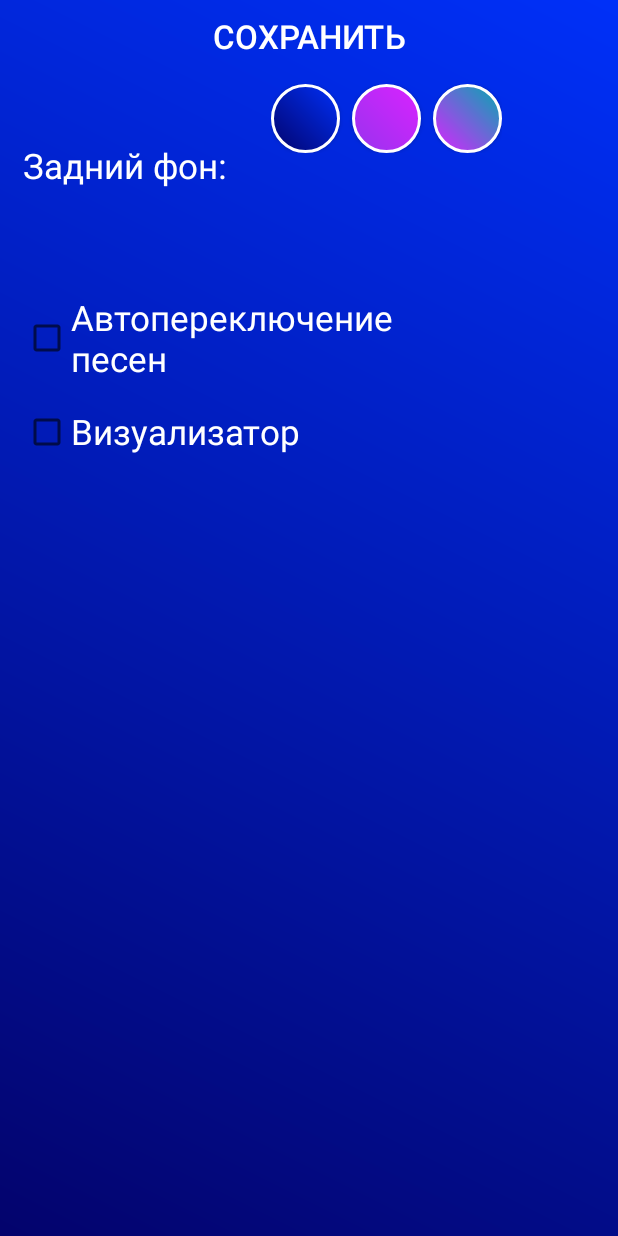
After one commit to MbshShmb/playerTcoy, an Android app: the SettingsActivity screen opened directly, with no data from a screen before it, on a phone screen of 412 x 824 dp. The commit adds this screen. Run offline under Robolectric (Android 15) with nearby library versions, the phone set to English and light mode, and no system bars; 1 statement that could not run was skipped.

Commit message:
Add settings, themes and visualizer

```diff
--- a/app/build.gradle
+++ b/app/build.gradle
@@ -34,12 +34,13 @@ android {
 }
 
 dependencies {
-
+    //noinspection GradleDependency
     implementation "org.jetbrains.kotlin:kotlin-stdlib:$kotlin_version"
     implementation 'androidx.core:core-ktx:1.3.2'
     implementation 'androidx.appcompat:appcompat:1.2.0'
     implementation 'com.google.android.material:material:1.3.0'
     implementation 'androidx.constraintlayout:constraintlayout:2.0.4'
+    implementation 'com.gauravk.audiovisualizer:audiovisualizer:0.9.2'
     testImplementation 'junit:junit:4.13.2'
     androidTestImplementation 'androidx.test.ext:junit:1.1.2'
     androidTestImplementation 'androidx.test.espresso:espresso-core:3.3.0'
--- /dev/null
+++ b/app/src/main/java/com/example/myapplication/SettingsActivity.kt
@@ -0,0 +1,49 @@
+package com.example.myapplication
+
+import android.annotation.SuppressLint
+import android.content.Intent
+import android.os.Build
+import androidx.appcompat.app.AppCompatActivity
+import android.os.Bundle
+import android.view.View
+import androidx.annotation.RequiresApi
+import kotlinx.android.synthetic.main.activity_settings.*
+
+class SettingsActivity : AppCompatActivity(), View.OnClickListener {
+    private var background = 0
+
+    @SuppressLint("UseCompatLoadingForDrawables")
+    @RequiresApi(Build.VERSION_CODES.LOLLIPOP)
+    override fun onCreate(savedInstanceState: Bundle?) {
+        super.onCreate(savedInstanceState)
+        setContentView(R.layout.activity_settings)
+
+        cLayout.background = getDrawable(intent.extras?.get("background") as Int)
+        isAutoNext.isChecked = intent.extras?.get("isAutoNext") == true
+        isVisualize.isChecked = intent.extras?.get("isVisualize") == true
+
+        done_button.setOnClickListener {
+            val intent = Intent()
+            intent.putExtra("background", background)
+            intent.putExtra("isAutoNext", isAutoNext.isChecked)
+            intent.putExtra("isVisualize", isVisualize.isChecked)
+            setResult(RESULT_OK, intent)
+            finish()
+        }
+
+        blue_button.setOnClickListener(this)
+        emerald_button.setOnClickListener(this)
+        purpleBlue_button.setOnClickListener(this)
+    }
+
+    @SuppressLint("UseCompatLoadingForDrawables")
+    @RequiresApi(Build.VERSION_CODES.LOLLIPOP)
+    override fun onClick(v: View?) {
+        when (v) {
+            blue_button -> background = R.drawable.gradient_background
+            emerald_button -> background = R.drawable.emerald_background
+            purpleBlue_button -> background = R.drawable.purple_blue_background
+        }
+        cLayout.background = getDrawable(background)
+    }
+}
--- /dev/null
+++ b/app/src/main/res/drawable-v24/emerald_button.xml
@@ -0,0 +1,19 @@
+<?xml version="1.0" encoding="utf-8"?>
+<shape xmlns:android="http://schemas.android.com/apk/res/android">
+    <gradient
+        android:startColor="#DA22FF"
+        android:endColor="#9733EE"
+        android:centerX="150"
+        android:angle="225"/>
+
+    <corners
+        android:radius="500dp"/>
+
+    <size
+        android:width="30dp"
+        android:height="30dp"/>
+
+    <stroke
+        android:color="@color/white"
+        android:width="2dp"/>
+</shape>
--- /dev/null
+++ b/app/src/main/res/drawable-v24/purple_blue_background.xml
@@ -0,0 +1,8 @@
+<?xml version="1.0" encoding="utf-8"?>
+<shape xmlns:android="http://schemas.android.com/apk/res/android">
+    <gradient
+        android:startColor="#02AAB0"
+        android:endColor="#DA22FF"
+        android:centerX="50"
+        android:angle="225"/>
+</shape>
--- /dev/null
+++ b/app/src/main/res/drawable-v24/purple_blue_button.xml
@@ -0,0 +1,19 @@
+<?xml version="1.0" encoding="utf-8"?>
+<shape xmlns:android="http://schemas.android.com/apk/res/android">
+    <gradient
+        android:startColor="#02AAB0"
+        android:endColor="#DA22FF"
+        android:centerX="150"
+        android:angle="225"/>
+
+    <corners
+        android:radius="500dp"/>
+
+    <size
+        android:width="30dp"
+        android:height="30dp"/>
+
+    <stroke
+        android:color="@color/white"
+        android:width="2dp"/>
+</shape>
--- /dev/null
+++ b/app/src/main/res/drawable/blue_button.xml
@@ -0,0 +1,18 @@
+<?xml version="1.0" encoding="utf-8"?>
+<shape xmlns:android="http://schemas.android.com/apk/res/android">
+    <gradient
+        android:startColor="#0030F8"
+        android:endColor="#03036c"
+        android:angle="225"/>
+
+    <corners
+        android:radius="500dp"/>
+
+    <size
+        android:width="30dp"
+        android:height="30dp"/>
+
+    <stroke
+        android:color="@color/white"
+        android:width="2dp"/>
+</shape>
--- /dev/null
+++ b/app/src/main/res/drawable/emerald_background.xml
@@ -0,0 +1,8 @@
+<?xml version="1.0" encoding="utf-8"?>
+<shape xmlns:android="http://schemas.android.com/apk/res/android">
+    <gradient
+        android:startColor="#DA22FF"
+        android:endColor="#9733EE"
+        android:centerX="50"
+        android:angle="225"/>
+</shape>
--- /dev/null
+++ b/app/src/main/res/layout/activity_settings.xml
@@ -0,0 +1,118 @@
+<?xml version="1.0" encoding="utf-8"?>
+<androidx.constraintlayout.widget.ConstraintLayout xmlns:android="http://schemas.android.com/apk/res/android"
+    xmlns:app="http://schemas.android.com/apk/res-auto"
+    xmlns:tools="http://schemas.android.com/tools"
+    android:id="@+id/cLayout"
+    android:layout_width="match_parent"
+    android:layout_height="match_parent"
+    android:background="@drawable/gradient_background"
+    tools:context=".SettingsActivity">
+
+    <Button
+        android:id="@+id/done_button"
+        android:layout_width="match_parent"
+        android:layout_height="wrap_content"
+        android:background="@android:color/transparent"
+        android:text="@string/done"
+        android:textColor="#FFFFFF"
+        android:textSize="22sp"
+        app:layout_constraintEnd_toEndOf="parent"
+        app:layout_constraintStart_toStartOf="parent"
+        app:layout_constraintTop_toTopOf="parent" />
+
+    <LinearLayout
+        android:id="@+id/linearLayout"
+        android:layout_width="154dp"
+        android:layout_height="wrap_content"
+        android:layout_marginStart="30dp"
+        android:layout_marginLeft="30dp"
+        android:layout_marginTop="8dp"
+        android:layout_marginEnd="78dp"
+        android:layout_marginRight="78dp"
+        android:orientation="horizontal"
+        app:layout_constraintEnd_toEndOf="parent"
+        app:layout_constraintStart_toEndOf="@+id/textView"
+        app:layout_constraintTop_toBottomOf="@+id/done_button">
+
+        <Button
+            android:id="@+id/blue_button"
+            android:layout_width="46dp"
+            android:layout_height="46dp"
+            android:layout_marginEnd="8dp"
+            android:layout_marginRight="8dp"
+            android:background="@drawable/blue_button"
+            android:textColor="#FFFFFF"
+            tools:ignore="ButtonStyle" />
+
+        <Button
+            android:id="@+id/emerald_button"
+            android:layout_width="46dp"
+            android:layout_height="46dp"
+            android:layout_marginEnd="8dp"
+            android:layout_marginRight="8dp"
+            android:background="@drawable/emerald_button"
+            tools:ignore="ButtonStyle" />
+
+        <Button
+            android:id="@+id/purpleBlue_button"
+            android:layout_width="46dp"
+            android:layout_height="46dp"
+            android:background="@drawable/purple_blue_button"
+            tools:ignore="ButtonStyle" />
+
+    </LinearLayout>
+
+    <TextView
+        android:id="@+id/textView"
+        android:layout_width="wrap_content"
+        android:layout_height="wrap_content"
+        android:layout_marginStart="15dp"
+        android:layout_marginLeft="15dp"
+        android:layout_marginTop="14dp"
+        android:layout_marginBottom="37dp"
+        android:text="@string/backgroundText"
+        android:textColor="#FFFFFF"
+        android:textSize="23sp"
+        app:layout_constraintBottom_toTopOf="@+id/isAutoNext"
+        app:layout_constraintStart_toStartOf="parent"
+        app:layout_constraintTop_toBottomOf="@+id/done_button"
+        tools:ignore="MissingConstraints" />
+
+    <CheckBox
+        android:id="@+id/isAutoNext"
+        android:layout_width="0dp"
+        android:layout_height="wrap_content"
+        android:layout_marginStart="15dp"
+        android:layout_marginLeft="15dp"
+        android:layout_marginEnd="86dp"
+        android:layout_marginRight="86dp"
+        android:layout_marginBottom="17dp"
+        android:checked="true"
+        android:text="@string/autoNext"
+        android:textColor="#FFFFFF"
+        android:textColorHint="#FFFFFF"
+        android:textSize="23sp"
+        app:layout_constraintBottom_toTopOf="@+id/isVisualize"
+        app:layout_constraintEnd_toEndOf="parent"
+        app:layout_constraintStart_toStartOf="parent" />
+
+    <CheckBox
+        android:id="@+id/isVisualize"
+        android:layout_width="0dp"
+        android:layout_height="wrap_content"
+        android:layout_marginStart="15dp"
+        android:layout_marginLeft="15dp"
+        android:layout_marginEnd="86dp"
+        android:layout_marginRight="86dp"
+        android:layout_marginBottom="520dp"
+        android:checked="true"
+        android:text="@string/vizualize"
+        android:textColor="#FFFFFF"
+        android:textColorHint="#FFFFFF"
+        android:textSize="23sp"
+        app:layout_constraintBottom_toBottomOf="parent"
+        app:layout_constraintEnd_toEndOf="parent"
+        app:layout_constraintHorizontal_bias="0.0"
+        app:layout_constraintStart_toStartOf="parent" />
+
+</androidx.constraintlayout.widget.ConstraintLayout>
--- a/app/src/main/res/values/strings.xml
+++ b/app/src/main/res/values/strings.xml
@@ -123,4 +123,8 @@
     <string name="past">past</string>
     <string name="next">next</string>
     <string name="play">play</string>
+    <string name="done">Сохранить</string>
+    <string name="backgroundText">Задний фон:</string>
+    <string name="autoNext">Автопереключение песен</string>
+    <string name="vizualize">Визуализатор</string>
 </resources>
```
Also changed, not shown: app/src/main/AndroidManifest.xml (+7 -0 lines), app/src/main/java/com/example/myapplication/MainActivity.kt (+39 -2 lines), app/src/main/res/layout/activity_main.xml (+23 -9 lines).
